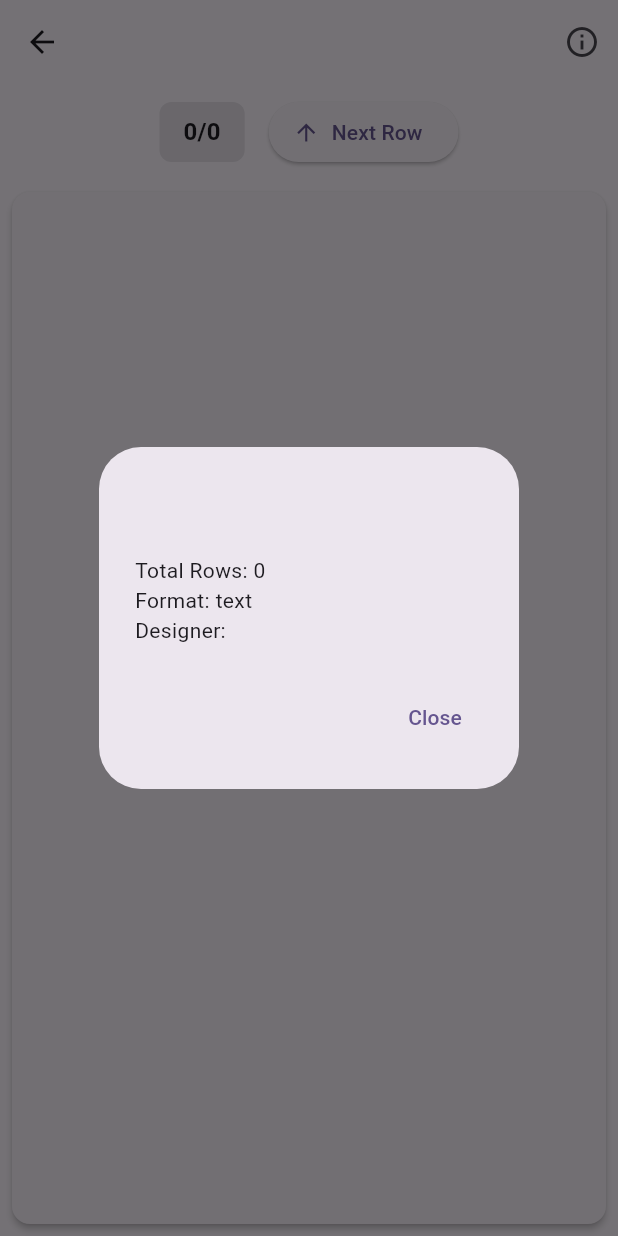
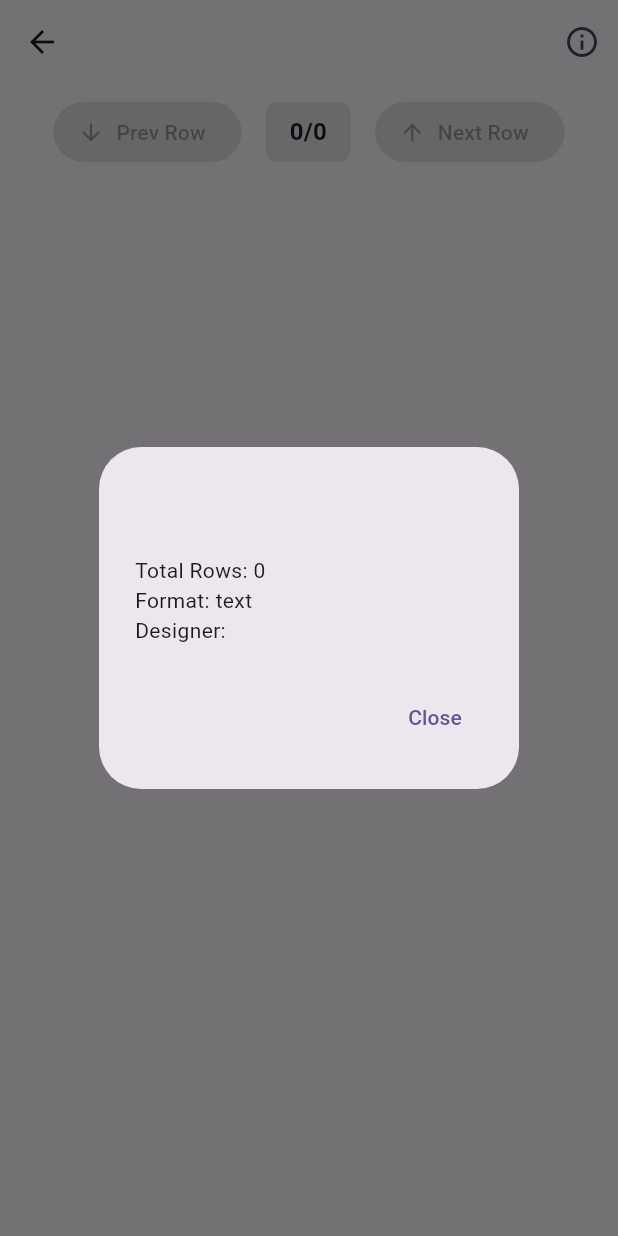
Before and after one commit to wyojustin/knitters_eye, a Flutter app: the KnittingView screen opened directly with empty values, after a tap on the "info outline" icon, on a phone screen of 412 x 824 dp. Run offline on Flutter 3.47's test engine with Material 3 defaults, Android fonts, the phone set to English and light mode, and no system bars; our stand-ins replace shared_preferences; accounts and stored records are empty.

Commit message:
feat: Add synchronized horizontal scrolling and Prev Row button
- All rows now scroll horizontally together (shared scroll controller)
- Remove per-row horizontal scroll, wrap ListView in SingleChildScrollView
- Add "Prev Row" button to left of row counter at top
- Both Prev/Next buttons disable when at boundaries
- Pattern opens with first row (row 1) visible at top (alignment 0.0)
- Subsequent rows use 0.3 alignment for better visibility

```diff
--- a/lib/screens/knitting_view.dart
+++ b/lib/screens/knitting_view.dart
@@ -97,19 +97,25 @@ class _KnittingViewState extends State<KnittingView> {
         ),
         body: Column(
           children: [
-            // Row Counter Section with Next Row Button
+            // Row Counter Section with Prev/Next Row Buttons
             Padding(
               padding: const EdgeInsets.all(8.0),
               child: Row(
                 mainAxisAlignment: MainAxisAlignment.center,
                 children: [
+                  ElevatedButton.icon(
+                    onPressed: _project.currentRowIndex > 0 ? _decrementRow : null,
+                    icon: const Icon(Icons.arrow_downward),
+                    label: const Text('Prev Row'),
+                  ),
+                  const SizedBox(width: 16),
                   RowCounter(
                     currentRow: _project.currentRowNumber,
                     totalRows: _project.pattern.totalRows,
                   ),
                   const SizedBox(width: 16),
                   ElevatedButton.icon(
-                    onPressed: _incrementRow,
+                    onPressed: _project.currentRowIndex < _project.pattern.totalRows - 1 ? _incrementRow : null,
                     icon: const Icon(Icons.arrow_upward),
                     label: const Text('Next Row'),
                   ),
--- a/lib/widgets/stitch_chart.dart
+++ b/lib/widgets/stitch_chart.dart
@@ -20,6 +20,7 @@ class StitchChart extends StatefulWidget {
 
 class _StitchChartState extends State<StitchChart> {
   final ScrollController _scrollController = ScrollController();
+  final ScrollController _horizontalScrollController = ScrollController();
   final Map<int, GlobalKey> _rowKeys = {};
 
   @override
@@ -48,9 +49,11 @@ class _StitchChartState extends State<StitchChart> {
   void _scrollToCurrentRow() {
     final currentKey = _rowKeys[widget.currentRowIndex];
     if (currentKey?.currentContext != null) {
+      // For the first row (row 1, index 0), align to top so it's clearly visible
+      final alignment = widget.currentRowIndex == 0 ? 0.0 : 0.3;
       Scrollable.ensureVisible(
         currentKey!.currentContext!,
-        alignment: 0.3, // Position current row at 30% from top (lower on screen)
+        alignment: alignment, // Position current row at top for first row, 30% for others
         duration: const Duration(milliseconds: 300),
         curve: Curves.easeInOut,
       );
@@ -60,6 +63,7 @@ class _StitchChartState extends State<StitchChart> {
   @override
   void dispose() {
     _scrollController.dispose();
+    _horizontalScrollController.dispose();
     super.dispose();
   }
 
@@ -74,7 +78,12 @@ class _StitchChartState extends State<StitchChart> {
     // Reverse rows to build from bottom to top
     final reversedRows = widget.rows.reversed.toList();
 
-    return ListView.builder(
+    // Wrap in horizontal scroll so all rows scroll together
+    return SingleChildScrollView(
+      scrollDirection: Axis.horizontal,
+      controller: _horizontalScrollController,
+      child: IntrinsicWidth(
+        child: ListView.builder(
           controller: _scrollController,
           reverse: false,
           itemCount: reversedRows.length,
@@ -99,6 +108,8 @@ class _StitchChartState extends State<StitchChart> {
               ),
             );
           },
+        ),
+      ),
     );
   }
 }
@@ -141,8 +152,6 @@ class _StitchRow extends StatelessWidget {
       padding: const EdgeInsets.symmetric(vertical: 0.5, horizontal: 8),
       child: Opacity(
         opacity: opacity,
-        child: SingleChildScrollView(
-          scrollDirection: Axis.horizontal,
         child: Row(
           crossAxisAlignment: CrossAxisAlignment.center,
           children: [
@@ -185,7 +194,6 @@ class _StitchRow extends StatelessWidget {
                 padding: EdgeInsets.zero,
               ),
             ],
-          ),
         ),
       ),
     );
```
Lines whose indentation alone changed are shown as unchanged.
